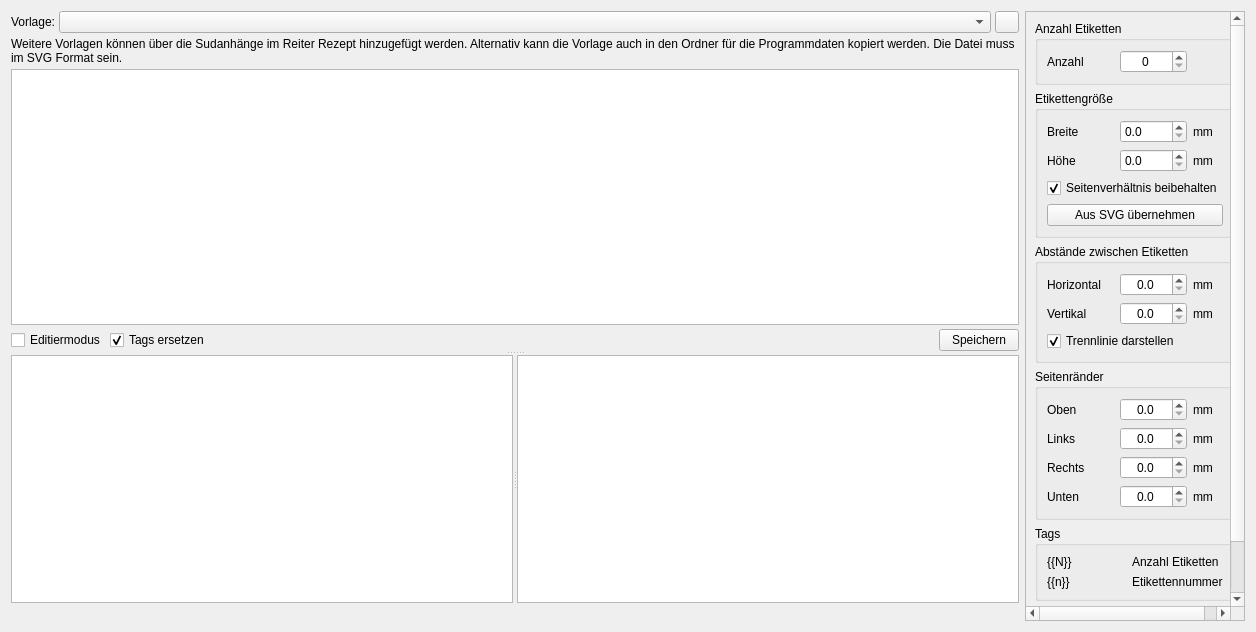
Above: kleiner-brauhelfer/tabetikette.ui from kleiner-brauhelfer/kleiner-brauhelfer-2 before the change. Below: the same form after it.
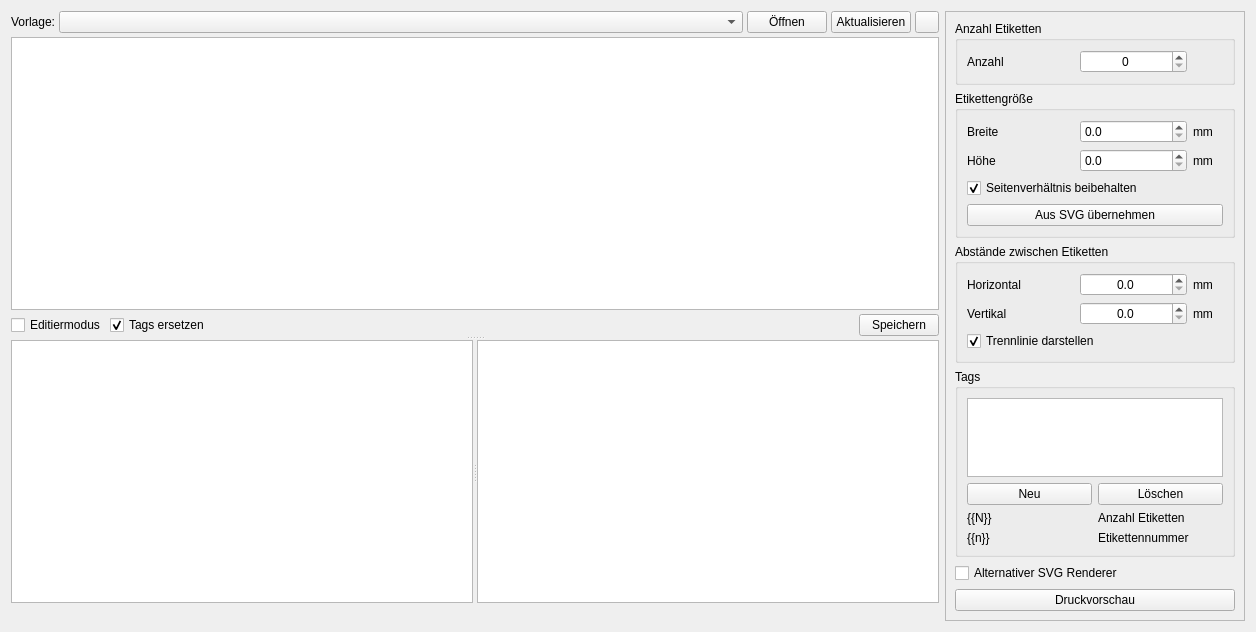
That is the form after the change. Icons and pictures are not drawn. Custom widgets are drawn as their Qt base class.

The edit to the form file:
```diff
--- a/kleiner-brauhelfer/tabetikette.ui
+++ b/kleiner-brauhelfer/tabetikette.ui
@@ -41,6 +41,20 @@
          </property>
         </widget>
        </item>
+       <item>
+        <widget class="QPushButton" name="btnOeffnen">
+         <property name="text">
+          <string>Öffnen</string>
+         </property>
+        </widget>
+       </item>
+       <item>
+        <widget class="QPushButton" name="btnAktualisieren">
+         <property name="text">
+          <string>Aktualisieren</string>
+         </property>
+        </widget>
+       </item>
        <item>
         <widget class="QPushButton" name="btnLoeschen">
          <property name="minimumSize">
@@ -69,16 +83,6 @@
        </item>
       </layout>
      </item>
-     <item>
-      <widget class="QLabel" name="label_7">
-       <property name="text">
-        <string>&lt;html&gt;&lt;head/&gt;&lt;body&gt;&lt;p&gt;Weitere Vorlagen können über die Sudanhänge im Reiter Rezept hinzugefügt werden. Alternativ kann die Vorlage auch in den Ordner für die Programmdaten kopiert werden. Die Datei muss im SVG Format sein.&lt;/p&gt;&lt;/body&gt;&lt;/html&gt;</string>
-       </property>
-       <property name="wordWrap">
-        <bool>true</bool>
-       </property>
-      </widget>
-     </item>
      <item>
       <widget class="QSplitter" name="splitter_1">
        <property name="orientation">
@@ -212,7 +216,7 @@
        <rect>
         <x>0</x>
         <y>0</y>
-        <width>201</width>
+        <width>294</width>
         <height>612</height>
        </rect>
       </property>
@@ -455,203 +459,70 @@
         </widget>
        </item>
        <item>
-        <widget class="QGroupBox" name="groupBox_21">
-         <property name="title">
-          <string>Seitenränder</string>
-         </property>
-         <layout class="QGridLayout" name="gridLayout">
-          <item row="0" column="0">
-           <widget class="QLabel" name="label_72">
-            <property name="text">
-             <string>Oben</string>
-            </property>
-           </widget>
-          </item>
-          <item row="2" column="0">
-           <widget class="QLabel" name="label_74">
-            <property name="text">
-             <string>Rechts</string>
-            </property>
-           </widget>
-          </item>
-          <item row="3" column="0">
-           <widget class="QLabel" name="label_75">
-            <property name="text">
-             <string>Unten</string>
-            </property>
-           </widget>
-          </item>
-          <item row="0" column="2">
-           <widget class="QLabel" name="label">
-            <property name="minimumSize">
-             <size>
-              <width>30</width>
-              <height>0</height>
-             </size>
-            </property>
-            <property name="maximumSize">
-             <size>
-              <width>30</width>
-              <height>16777215</height>
-             </size>
-            </property>
-            <property name="text">
-             <string>mm</string>
-            </property>
-           </widget>
-          </item>
-          <item row="3" column="2">
-           <widget class="QLabel" name="label_4">
-            <property name="minimumSize">
-             <size>
-              <width>30</width>
-              <height>0</height>
-             </size>
-            </property>
-            <property name="maximumSize">
-             <size>
-              <width>30</width>
-              <height>16777215</height>
-             </size>
-            </property>
-            <property name="text">
-             <string>mm</string>
-            </property>
-           </widget>
-          </item>
-          <item row="1" column="0">
-           <widget class="QLabel" name="label_73">
-            <property name="text">
-             <string>Links</string>
-            </property>
-           </widget>
-          </item>
-          <item row="2" column="2">
-           <widget class="QLabel" name="label_3">
-            <property name="minimumSize">
-             <size>
-              <width>30</width>
-              <height>0</height>
-             </size>
-            </property>
-            <property name="maximumSize">
-             <size>
-              <width>30</width>
-              <height>16777215</height>
-             </size>
-            </property>
-            <property name="text">
-             <string>mm</string>
-            </property>
-           </widget>
-          </item>
-          <item row="1" column="2">
-           <widget class="QLabel" name="label_2">
-            <property name="minimumSize">
-             <size>
-              <width>30</width>
-              <height>0</height>
-             </size>
-            </property>
-            <property name="maximumSize">
-             <size>
-              <width>30</width>
-              <height>16777215</height>
-             </size>
-            </property>
-            <property name="text">
-             <string>mm</string>
-            </property>
-           </widget>
-          </item>
-          <item row="1" column="1">
-           <widget class="DoubleSpinBox" name="tbRandLinks">
-            <property name="toolTip">
-             <string>&lt;html&gt;&lt;head/&gt;&lt;body&gt;&lt;p&gt;Hier wird der Abstand zum Papierrand &lt;span style=&quot; font-weight:600;&quot;&gt;links &lt;/span&gt;festgelegt.&lt;/p&gt;&lt;/body&gt;&lt;/html&gt;</string>
-            </property>
-            <property name="alignment">
-             <set>Qt::AlignCenter</set>
-            </property>
-            <property name="decimals">
-             <number>1</number>
-            </property>
-           </widget>
-          </item>
-          <item row="0" column="1">
-           <widget class="DoubleSpinBox" name="tbRandOben">
-            <property name="toolTip">
-             <string>&lt;html&gt;&lt;head/&gt;&lt;body&gt;&lt;p&gt;Hier wird der Abstand zum Papierrand &lt;span style=&quot; font-weight:600;&quot;&gt;oben &lt;/span&gt;festgelegt.&lt;/p&gt;&lt;/body&gt;&lt;/html&gt;</string>
-            </property>
-            <property name="alignment">
-             <set>Qt::AlignCenter</set>
-            </property>
-            <property name="decimals">
-             <number>1</number>
-            </property>
-           </widget>
-          </item>
-          <item row="2" column="1">
-           <widget class="DoubleSpinBox" name="tbRandRechts">
-            <property name="toolTip">
-             <string>&lt;html&gt;&lt;head/&gt;&lt;body&gt;&lt;p&gt;Hier wird der Abstand zum Papierrand &lt;span style=&quot; font-weight:600;&quot;&gt;rechts &lt;/span&gt;festgelegt.&lt;/p&gt;&lt;/body&gt;&lt;/html&gt;</string>
-            </property>
-            <property name="alignment">
-             <set>Qt::AlignCenter</set>
-            </property>
-            <property name="decimals">
-             <number>1</number>
-            </property>
-           </widget>
-          </item>
-          <item row="3" column="1">
-           <widget class="DoubleSpinBox" name="tbRandUnten">
-            <property name="toolTip">
-             <string>&lt;html&gt;&lt;head/&gt;&lt;body&gt;&lt;p&gt;Hier wird der Abstand zum Papierrand &lt;span style=&quot; font-weight:600;&quot;&gt;unten &lt;/span&gt;festgelegt.&lt;/p&gt;&lt;/body&gt;&lt;/html&gt;</string>
-            </property>
-            <property name="alignment">
-             <set>Qt::AlignCenter</set>
-            </property>
-            <property name="decimals">
-             <number>1</number>
-            </property>
-           </widget>
-          </item>
-         </layout>
-        </widget>
-       </item>
-       <item>
-        <widget class="QGroupBox" name="groupBox_3">
+        <widget class="QGroupBox" name="groupBox">
          <property name="title">
           <string>Tags</string>
          </property>
-         <layout class="QGridLayout" name="gridLayout_4">
-          <item row="0" column="0">
-           <widget class="QLabel" name="label_11">
-            <property name="text">
-             <string>{{N}}</string>
+         <layout class="QVBoxLayout" name="verticalLayout_2">
+          <item>
+           <widget class="TableView" name="tableTags">
+            <property name="alternatingRowColors">
+             <bool>true</bool>
             </property>
+            <attribute name="verticalHeaderVisible">
+             <bool>false</bool>
+            </attribute>
            </widget>
           </item>
-          <item row="0" column="1">
-           <widget class="QLabel" name="label_12">
-            <property name="text">
-             <string>Anzahl Etiketten</string>
-            </property>
-           </widget>
+          <item>
+           <layout class="QHBoxLayout" name="horizontalLayout_4">
+            <item>
+             <widget class="QPushButton" name="btnTagNeu">
+              <property name="text">
+               <string>Neu</string>
+              </property>
+             </widget>
+            </item>
+            <item>
+             <widget class="QPushButton" name="btnTagLoeschen">
+              <property name="text">
+               <string>Löschen</string>
+              </property>
+             </widget>
+            </item>
+           </layout>
           </item>
-          <item row="1" column="0">
-           <widget class="QLabel" name="label_13">
-            <property name="text">
-             <string>{{n}}</string>
-            </property>
-           </widget>
-          </item>
-          <item row="1" column="1">
-           <widget class="QLabel" name="label_14">
-            <property name="text">
-             <string>Etikettennummer</string>
-            </property>
-           </widget>
+          <item>
+           <layout class="QGridLayout" name="gridLayout">
+            <item row="0" column="1">
+             <widget class="QLabel" name="label_12">
+              <property name="text">
+               <string>Anzahl Etiketten</string>
+              </property>
+             </widget>
+            </item>
+            <item row="0" column="0">
+             <widget class="QLabel" name="label_11">
+              <property name="text">
+               <string>{{N}}</string>
+              </property>
+             </widget>
+            </item>
+            <item row="1" column="0">
+             <widget class="QLabel" name="label_13">
+              <property name="text">
+               <string>{{n}}</string>
+              </property>
+             </widget>
+            </item>
+            <item row="1" column="1">
+             <widget class="QLabel" name="label_14">
+              <property name="text">
+               <string>Etikettennummer</string>
+              </property>
+             </widget>
+            </item>
+           </layout>
           </item>
          </layout>
         </widget>
@@ -716,6 +587,11 @@
    <extends>QDoubleSpinBox</extends>
    <header>widgets/doublespinbox.h</header>
   </customwidget>
+  <customwidget>
+   <class>TableView</class>
+   <extends>QTableView</extends>
+   <header>widgets/tableview.h</header>
+  </customwidget>
  </customwidgets>
  <tabstops>
   <tabstop>cbAuswahl</tabstop>
```
Left out of the diff: 4 changed lines with no effect on the pictures.
